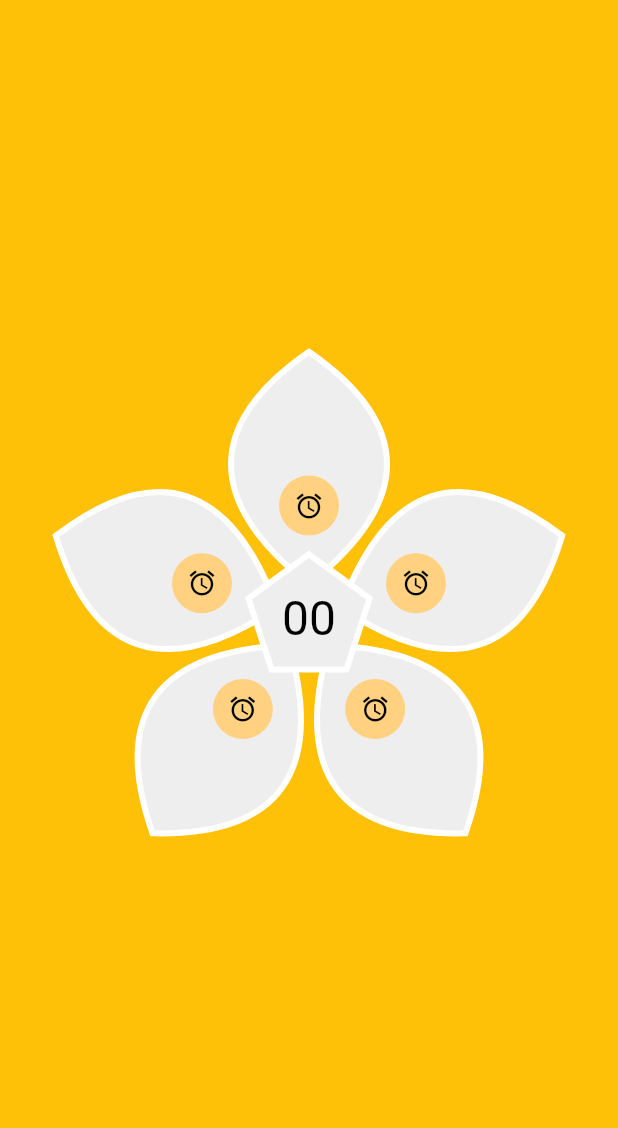
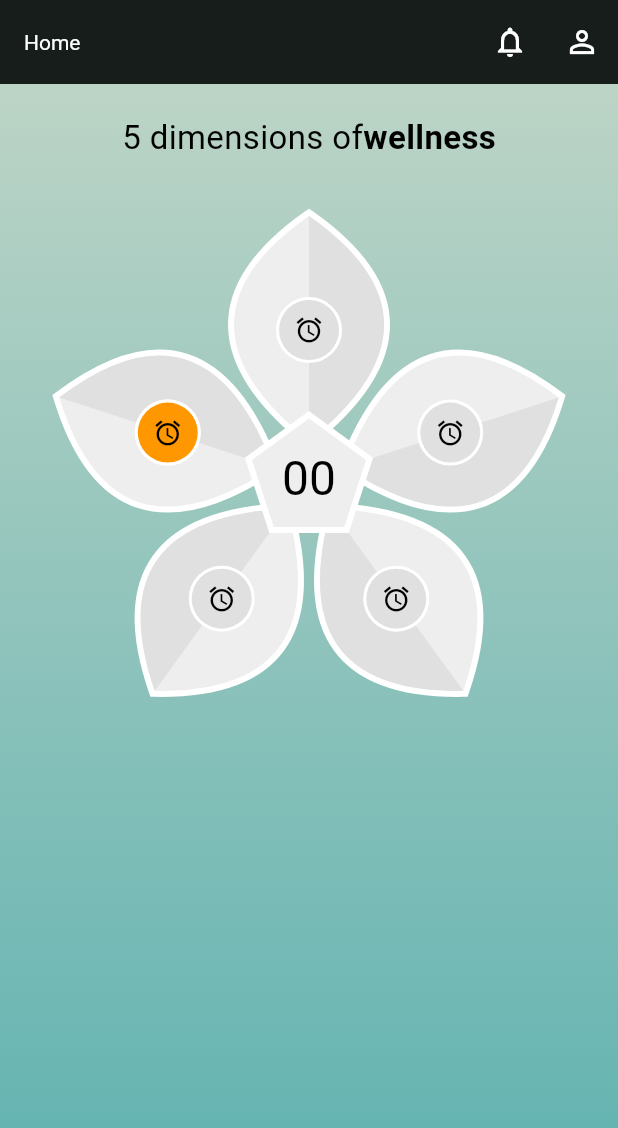
Before and after one commit to kingsmen1/destion_assesment_osman, a Flutter app: the screen it shows after launch, on a phone screen of 412 x 824 dp. Shown: the top 1128 px of the screen. Run offline on Flutter 3.47's test engine with Material 3 defaults, Android fonts, the light colour scheme and no system bars.

Commit message:
app-theming,pie-chart

```diff
--- a/lib/main.dart
+++ b/lib/main.dart
@@ -12,7 +12,12 @@ class MyApp extends StatelessWidget {
     return MaterialApp(
       debugShowCheckedModeBanner: false,
       title: 'Flutter Demo',
+      themeMode: ThemeMode.dark,
       theme: ThemeData(
+        appBarTheme: const AppBarTheme(
+            color: Color.fromRGBO(23, 29, 26, 1),
+            titleTextStyle: TextStyle(color: Colors.white),
+            actionsIconTheme: IconThemeData(color: Colors.white)),
         colorScheme: ColorScheme.fromSeed(seedColor: Colors.deepPurple),
         useMaterial3: true,
       ),
--- a/lib/views/chart/flow_pie_chart_screen.dart
+++ b/lib/views/chart/flow_pie_chart_screen.dart
@@ -7,11 +7,58 @@ class FlowerPieChartScreen extends StatelessWidget {
   @override
   Widget build(BuildContext context) {
     return Scaffold(
-      backgroundColor: Colors.amber,
-      body: Center(
-        child: CustomPaint(
-          size: const Size(300, 300),
-          painter: FlowerPieChartPainter(),
+      appBar: AppBar(title: const Text("Home"), actions: [
+        IconButton(
+          onPressed: () {},
+          icon: const Icon(Icons.notifications_outlined),
+        ),
+        IconButton(
+          onPressed: () {},
+          icon: const Icon(Icons.person_outline_outlined),
+        ),
+      ]),
+      body: SafeArea(
+        child: Container(
+          padding: const EdgeInsets.all(8.0),
+          decoration: const BoxDecoration(
+            gradient: LinearGradient(
+              colors: [
+                Color.fromRGBO(188, 212, 198, 1),
+                Color.fromRGBO(93, 177, 176, 1),
+              ],
+              begin: Alignment.topCenter,
+              end: Alignment.bottomCenter,
+            ),
+          ),
+          child: Column(
+            crossAxisAlignment: CrossAxisAlignment.stretch,
+            mainAxisSize: MainAxisSize.max,
+            children: [
+              const Padding(
+                padding: EdgeInsets.symmetric(vertical: 12.0),
+                child: Row(
+                  mainAxisAlignment: MainAxisAlignment.center,
+                  children: [
+                    Text(
+                      "5 dimensions of",
+                      style: TextStyle(color: Colors.black, fontSize: 22),
+                    ),
+                    Text(
+                      "wellness",
+                      style: TextStyle(
+                          color: Colors.black,
+                          fontWeight: FontWeight.bold,
+                          fontSize: 22),
+                    ),
+                  ],
+                ),
+              ),
+              CustomPaint(
+                size: const Size(400, 400),
+                painter: FlowerPieChartPainter(),
+              ),
+            ],
+          ),
         ),
       ),
     );
```
Also changed, not shown: lib/views/chart/pie_chart.dart (+41 -33 lines).
